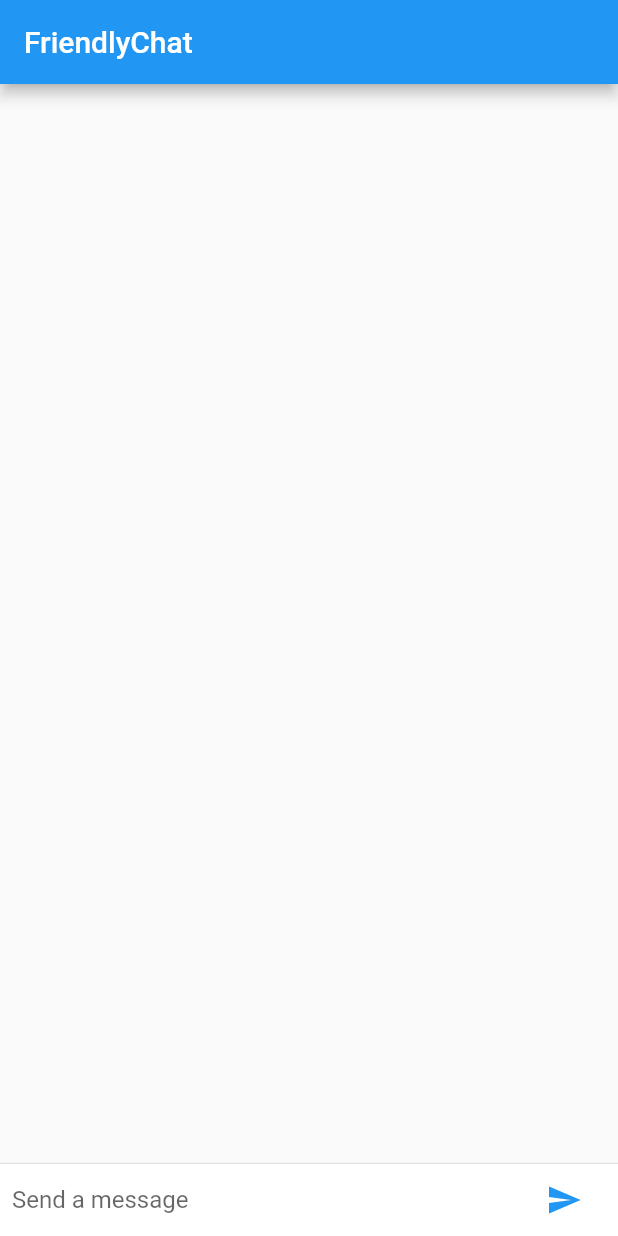
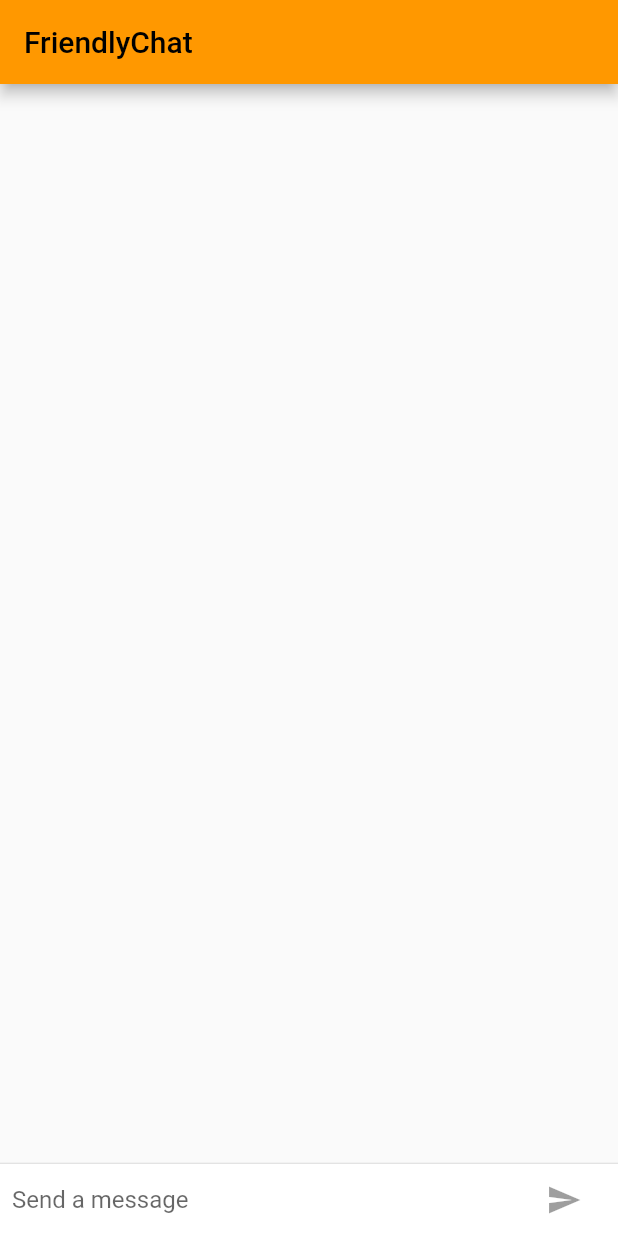
Before and after one commit to Sloot04/friendly_chat_codelabs, a Flutter app: the screen it shows after launch, on a phone screen of 412 x 824 dp. Run offline on Flutter 3.47's test engine with Material 2 defaults, Android fonts, the phone set to English and light mode, and no system bars.

Commit message:
step 8 and 9

```diff
--- a/lib/main.dart
+++ b/lib/main.dart
@@ -1,4 +1,6 @@
 import 'package:flutter/material.dart';
+import 'package:flutter/foundation.dart';
+import 'package:flutter/cupertino.dart';
 
 void main() {
   runApp(
@@ -8,6 +10,17 @@ void main() {
 
 String _name = 'Juan';
 
+final ThemeData kIOSTheme = ThemeData(
+  primarySwatch: Colors.orange,
+  primaryColor: Colors.grey[100],
+  primaryColorBrightness: Brightness.light,
+);
+
+final ThemeData kDefaultTheme = ThemeData(
+  colorScheme: ColorScheme.fromSwatch(primarySwatch: Colors.orange)
+      .copyWith(secondary: Colors.orangeAccent[400]),
+);
+
 class FriendlyChatApp extends StatelessWidget {
   const FriendlyChatApp({
     Key? key,
@@ -15,22 +28,32 @@ class FriendlyChatApp extends StatelessWidget {
 
   @override
   Widget build(BuildContext context) {
-    return const MaterialApp(
+    return MaterialApp(
       title: 'FriendlyChat',
       debugShowCheckedModeBanner: false,
-      home: ChatScreen(),
+      theme: defaultTargetPlatform == TargetPlatform.iOS
+          ? kIOSTheme
+          : kDefaultTheme,
+      home: const ChatScreen(),
     );
   }
 }
 
 class ChatMessage extends StatelessWidget {
-  const ChatMessage({required this.text, Key? key}) : super(key: key);
+  const ChatMessage(
+      {required this.text, required this.animationController, Key? key})
+      : super(key: key);
 
   final String text;
+  final AnimationController animationController;
 
   @override
   Widget build(BuildContext context) {
-    return Container(
+    return SizeTransition(
+      sizeFactor:
+          CurvedAnimation(parent: animationController, curve: Curves.easeOut),
+      axisAlignment: 0.0,
+      child: Container(
         margin: const EdgeInsets.symmetric(vertical: 10.0),
         child: Row(
           crossAxisAlignment: CrossAxisAlignment.start,
@@ -39,7 +62,8 @@ class ChatMessage extends StatelessWidget {
               margin: const EdgeInsets.only(right: 16.0),
               child: CircleAvatar(child: Text(_name[0])),
             ),
-          Column(
+            Expanded(
+              child: Column(
                 crossAxisAlignment: CrossAxisAlignment.start,
                 children: [
                   Text(_name, style: Theme.of(context).textTheme.headline4),
@@ -49,7 +73,9 @@ class ChatMessage extends StatelessWidget {
                   ),
                 ],
               ),
+            ),
           ],
+        ),
       ),
     );
   }
@@ -62,10 +88,19 @@ class ChatScreen extends StatefulWidget {
   State<ChatScreen> createState() => _ChatScreenState();
 }
 
-class _ChatScreenState extends State<ChatScreen> {
+class _ChatScreenState extends State<ChatScreen> with TickerProviderStateMixin {
   final _textCtrl = TextEditingController();
   final List<ChatMessage> _messages = [];
   final FocusNode _focusNode = FocusNode();
+  bool _isComposing = false;
+
+  @override
+  void dispose() {
+    for (var message in _messages) {
+      message.animationController.dispose();
+    }
+    super.dispose();
+  }
 
   Widget _buildTextComposer() {
     return IconTheme(
@@ -77,7 +112,12 @@ class _ChatScreenState extends State<ChatScreen> {
             Flexible(
               child: TextField(
                 controller: _textCtrl,
-                onSubmitted: _handleSubmitted,
+                onChanged: (text) {
+                  setState(() {
+                    _isComposing = text.isNotEmpty;
+                  });
+                },
+                onSubmitted: _isComposing ? _handleSubmitted : null,
                 focusNode: _focusNode,
                 decoration:
                     const InputDecoration.collapsed(hintText: 'Send a message'),
@@ -85,11 +125,19 @@ class _ChatScreenState extends State<ChatScreen> {
             ),
             Container(
                 margin: const EdgeInsets.symmetric(horizontal: 4.0),
-              child: IconButton(
+                child: Theme.of(context).platform == TargetPlatform.iOS
+                    ? CupertinoButton(
+                        child: const Text('Send'),
+                        onPressed: _isComposing
+                            ? () => _handleSubmitted(_textCtrl.text)
+                            : null,
+                      )
+                    : IconButton(
                         icon: const Icon(Icons.send),
-                onPressed: () => _handleSubmitted(_textCtrl.text),
-              ),
-            )
+                        onPressed: _isComposing
+                            ? () => _handleSubmitted(_textCtrl.text)
+                            : null,
+                      )),
           ],
         ),
       ),
@@ -98,13 +146,22 @@ class _ChatScreenState extends State<ChatScreen> {
 
   void _handleSubmitted(String text) {
     _textCtrl.clear();
+    setState(() {
+      _isComposing = false;
+    });
     var message = ChatMessage(
       text: text,
+      animationController: AnimationController(
+        duration: const Duration(milliseconds: 300),
+        vsync: this,
+      ),
     );
+
     setState(() {
       _messages.insert(0, message);
     });
     _focusNode.requestFocus();
+    message.animationController.forward();
   }
 
   @override
@@ -112,8 +169,17 @@ class _ChatScreenState extends State<ChatScreen> {
     return Scaffold(
       appBar: AppBar(
         title: const Text('FriendlyChat'),
+        elevation: Theme.of(context).platform == TargetPlatform.iOS ? 0.0 : 4.0,
       ),
-      body: Column(
+      body: Container(
+        decoration: Theme.of(context).platform == TargetPlatform.iOS
+            ? BoxDecoration(
+                border: Border(
+                  top: BorderSide(color: Colors.grey[200]!),
+                ),
+              )
+            : null,
+        child: Column(
           children: [
             Flexible(
               child: ListView.builder(
@@ -130,6 +196,7 @@ class _ChatScreenState extends State<ChatScreen> {
             ),
           ],
         ),
+      ),
     );
   }
 }
```
Lines whose indentation alone changed are shown as unchanged.
